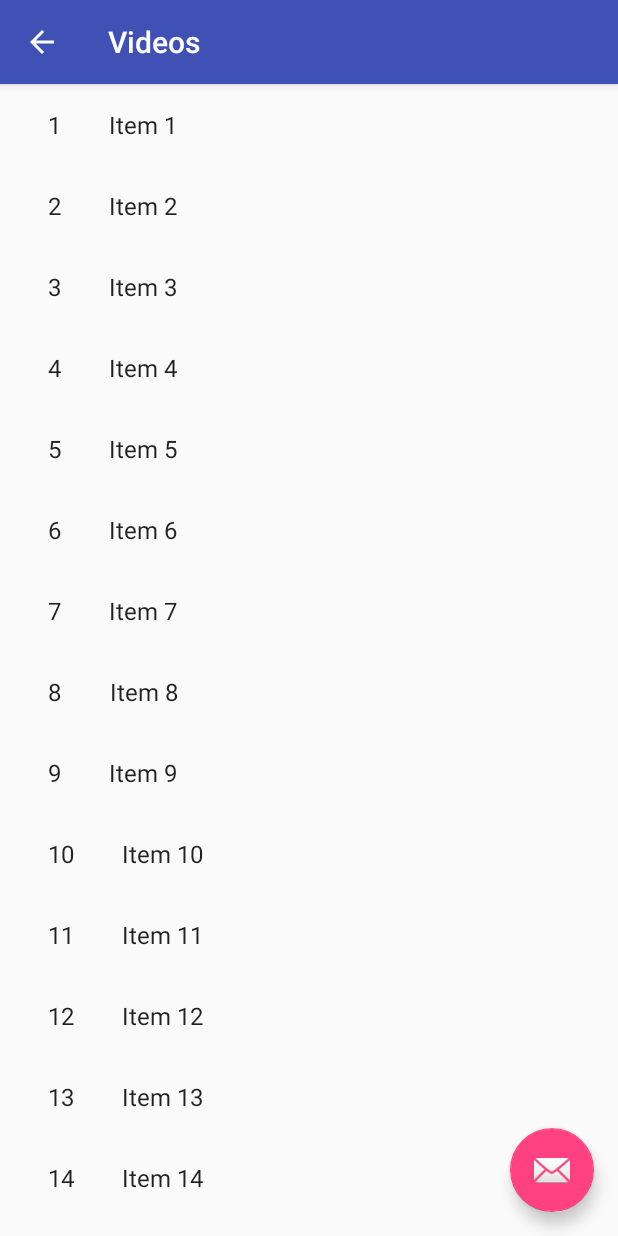
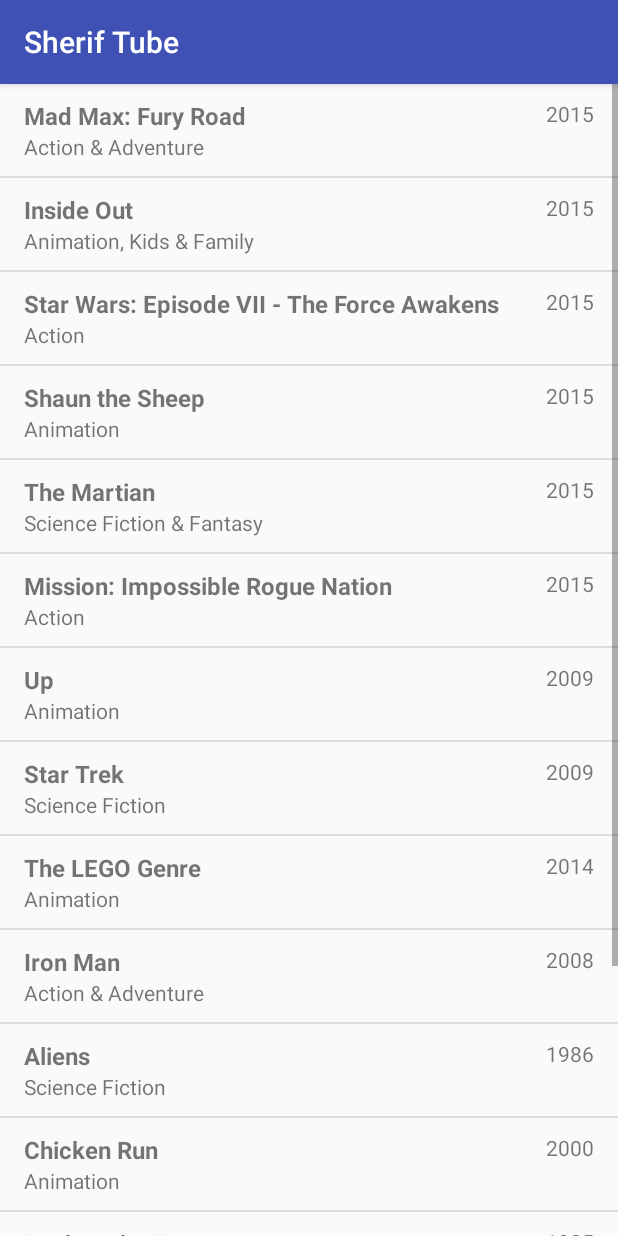
Before and after one commit to ElioTohm/vod_android_client, an Android app: the MainActivity screen opened directly, with no data from a screen before it, after a tap on an icon or button, on a phone screen of 412 x 824 dp. Run offline under Robolectric (Android 15) with nearby library versions, the phone set to English and light mode, and no system bars.

Commit message:
started with GenreActivity

```diff
--- a/app/src/main/AndroidManifest.xml
+++ b/app/src/main/AndroidManifest.xml
@@ -78,6 +78,7 @@
                 android:name="android.support.PARENT_ACTIVITY"
                 android:value="xms.com.vodmobile.MainActivity" />
         </activity>
+
         <!--
  ATTENTION: This was auto-generated to add Google Play services to your project for
      App Indexing.  See https://g.co/AppIndexing/AndroidStudio for more information.
@@ -88,7 +89,8 @@
 
         <activity android:name=".Series.SeriesActivity" />
         <activity android:name=".Series.EpisodesActivity" />
-        <activity android:name=".Series.SeasonsActivity"></activity>
+        <activity android:name=".Series.SeasonsActivity" />
+        <activity android:name=".GenreActivity"></activity>
     </application>
 
 </manifest>
--- /dev/null
+++ b/app/src/main/java/xms/com/vodmobile/Adapters/GenresAdapter.java
@@ -0,0 +1,58 @@
+package xms.com.vodmobile.Adapters;
+
+import android.support.v7.widget.RecyclerView;
+import android.view.LayoutInflater;
+import android.view.View;
+import android.view.ViewGroup;
+import android.widget.TextView;
+
+import java.util.List;
+
+import xms.com.vodmobile.R;
+import xms.com.vodmobile.objects.Genre;
+
+/**
+ * Created by Elio on 1/27/2017.
+ */
+
+public class GenresAdapter extends RecyclerView.Adapter<GenresAdapter.MyViewHolder> {
+
+    private List<Genre> genresList;
+
+    public class MyViewHolder extends RecyclerView.ViewHolder {
+        public TextView title, year, genre;
+
+        public MyViewHolder(View view) {
+            super(view);
+            title = (TextView) view.findViewById(R.id.title);
+            genre = (TextView) view.findViewById(R.id.genre);
+            year = (TextView) view.findViewById(R.id.year);
+        }
+    }
+
+
+    public GenresAdapter(List<Genre> genresList) {
+        this.genresList = genresList;
+    }
+
+    @Override
+    public MyViewHolder onCreateViewHolder(ViewGroup parent, int viewType) {
+        View itemView = LayoutInflater.from(parent.getContext())
+                .inflate(R.layout.genre_list_row, parent, false);
+
+        return new MyViewHolder(itemView);
+    }
+
+    @Override
+    public void onBindViewHolder(MyViewHolder holder, int position) {
+        Genre genre = genresList.get(position);
+        holder.title.setText(genre.getTitle());
+        holder.genre.setText(genre.getGenre());
+        holder.year.setText(genre.getYear());
+    }
+
+    @Override
+    public int getItemCount() {
+        return genresList.size();
+    }
+}
--- /dev/null
+++ b/app/src/main/java/xms/com/vodmobile/DividerItemDecoration.java
@@ -0,0 +1,92 @@
+package xms.com.vodmobile;
+
+import android.content.Context;
+import android.content.res.TypedArray;
+import android.graphics.Canvas;
+import android.graphics.Rect;
+import android.graphics.drawable.Drawable;
+import android.support.v7.widget.LinearLayoutManager;
+import android.support.v7.widget.RecyclerView;
+import android.view.View;
+
+/**
+ * Created by Elio on 1/27/2017.
+ */
+public class DividerItemDecoration extends RecyclerView.ItemDecoration {
+
+    private static final int[] ATTRS = new int[]{
+            android.R.attr.listDivider
+    };
+
+    public static final int HORIZONTAL_LIST = LinearLayoutManager.HORIZONTAL;
+
+    public static final int VERTICAL_LIST = LinearLayoutManager.VERTICAL;
+
+    private Drawable mDivider;
+
+    private int mOrientation;
+
+    public DividerItemDecoration(Context context, int orientation) {
+        final TypedArray a = context.obtainStyledAttributes(ATTRS);
+        mDivider = a.getDrawable(0);
+        a.recycle();
+        setOrientation(orientation);
+    }
+
+    public void setOrientation(int orientation) {
+        if (orientation != HORIZONTAL_LIST && orientation != VERTICAL_LIST) {
+            throw new IllegalArgumentException("invalid orientation");
+        }
+        mOrientation = orientation;
+    }
+
+    @Override
+    public void onDrawOver(Canvas c, RecyclerView parent, RecyclerView.State state) {
+        if (mOrientation == VERTICAL_LIST) {
+            drawVertical(c, parent);
+        } else {
+            drawHorizontal(c, parent);
+        }
+    }
+
+    public void drawVertical(Canvas c, RecyclerView parent) {
+        final int left = parent.getPaddingLeft();
+        final int right = parent.getWidth() - parent.getPaddingRight();
+
+        final int childCount = parent.getChildCount();
+        for (int i = 0; i < childCount; i++) {
+            final View child = parent.getChildAt(i);
+            final RecyclerView.LayoutParams params = (RecyclerView.LayoutParams) child
+                    .getLayoutParams();
+            final int top = child.getBottom() + params.bottomMargin;
+            final int bottom = top + mDivider.getIntrinsicHeight();
+            mDivider.setBounds(left, top, right, bottom);
+            mDivider.draw(c);
+        }
+    }
+
+    public void drawHorizontal(Canvas c, RecyclerView parent) {
+        final int top = parent.getPaddingTop();
+        final int bottom = parent.getHeight() - parent.getPaddingBottom();
+
+        final int childCount = parent.getChildCount();
+        for (int i = 0; i < childCount; i++) {
+            final View child = parent.getChildAt(i);
+            final RecyclerView.LayoutParams params = (RecyclerView.LayoutParams) child
+                    .getLayoutParams();
+            final int left = child.getRight() + params.rightMargin;
+            final int right = left + mDivider.getIntrinsicHeight();
+            mDivider.setBounds(left, top, right, bottom);
+            mDivider.draw(c);
+        }
+    }
+
+    @Override
+    public void getItemOffsets(Rect outRect, View view, RecyclerView parent, RecyclerView.State state) {
+        if (mOrientation == VERTICAL_LIST) {
+            outRect.set(0, 0, 0, mDivider.getIntrinsicHeight());
+        } else {
+            outRect.set(0, 0, mDivider.getIntrinsicWidth(), 0);
+        }
+    }
+}
--- /dev/null
+++ b/app/src/main/java/xms/com/vodmobile/GenreActivity.java
@@ -0,0 +1,107 @@
+package xms.com.vodmobile;
+
+import android.os.Bundle;
+import android.support.v7.app.AppCompatActivity;
+import android.support.v7.widget.DefaultItemAnimator;
+import android.support.v7.widget.LinearLayoutManager;
+import android.support.v7.widget.RecyclerView;
+import android.view.View;
+import android.widget.Toast;
+
+import java.util.ArrayList;
+import java.util.List;
+
+import xms.com.vodmobile.Adapters.GenresAdapter;
+import xms.com.vodmobile.objects.Genre;
+
+public class GenreActivity extends AppCompatActivity {
+    private List<Genre> genreList = new ArrayList<>();
+    private RecyclerView recyclerView;
+    private GenresAdapter mAdapter;
+    @Override
+    protected void onCreate(Bundle savedInstanceState) {
+        super.onCreate(savedInstanceState);
+        setContentView(R.layout.activity_genre);
+
+//        Toolbar toolbar = (Toolbar) findViewById(R.id.toolbar);
+//        setSupportActionBar(toolbar);
+
+        recyclerView = (RecyclerView) findViewById(R.id.recycler_view);
+
+        mAdapter = new GenresAdapter(genreList);
+        RecyclerView.LayoutManager mLayoutManager = new LinearLayoutManager(getApplicationContext());
+        recyclerView.setLayoutManager(mLayoutManager);
+        recyclerView.setItemAnimator(new DefaultItemAnimator());
+
+        recyclerView.addItemDecoration(new DividerItemDecoration(this, LinearLayoutManager.VERTICAL));
+
+        recyclerView.setAdapter(mAdapter);
+
+        prepareGenreData();
+
+        recyclerView.addOnItemTouchListener(new RecyclerTouchListener(getApplicationContext(), recyclerView, new RecyclerTouchListener.ClickListener() {
+            @Override
+            public void onClick(View view, int position) {
+                Genre movie = genreList.get(position);
+                Toast.makeText(getApplicationContext(), movie.getTitle() + " is selected!", Toast.LENGTH_SHORT).show();
+            }
+
+            @Override
+            public void onLongClick(View view, int position) {
+
+            }
+        }));
+    }
+
+    private void prepareGenreData() {
+        Genre genre = new Genre("Mad Max: Fury Road", "Action & Adventure", "2015");
+        genreList.add(genre);
+
+        genre = new Genre("Inside Out", "Animation, Kids & Family", "2015");
+        genreList.add(genre);
+
+        genre = new Genre("Star Wars: Episode VII - The Force Awakens", "Action", "2015");
+        genreList.add(genre);
+
+        genre = new Genre("Shaun the Sheep", "Animation", "2015");
+        genreList.add(genre);
+
+        genre = new Genre("The Martian", "Science Fiction & Fantasy", "2015");
+        genreList.add(genre);
+
+        genre = new Genre("Mission: Impossible Rogue Nation", "Action", "2015");
+        genreList.add(genre);
+
+        genre = new Genre("Up", "Animation", "2009");
+        genreList.add(genre);
+
+        genre = new Genre("Star Trek", "Science Fiction", "2009");
+        genreList.add(genre);
+
+        genre = new Genre("The LEGO Genre", "Animation", "2014");
+        genreList.add(genre);
+
+        genre = new Genre("Iron Man", "Action & Adventure", "2008");
+        genreList.add(genre);
+
+        genre = new Genre("Aliens", "Science Fiction", "1986");
+        genreList.add(genre);
+
+        genre = new Genre("Chicken Run", "Animation", "2000");
+        genreList.add(genre);
+
+        genre = new Genre("Back to the Future", "Science Fiction", "1985");
+        genreList.add(genre);
+
+        genre = new Genre("Raiders of the Lost Ark", "Action & Adventure", "1981");
+        genreList.add(genre);
+
+        genre = new Genre("Goldfinger", "Action & Adventure", "1965");
+        genreList.add(genre);
+
+        genre = new Genre("Guardians of the Galaxy", "Science Fiction & Fantasy", "2014");
+        genreList.add(genre);
+
+        mAdapter.notifyDataSetChanged();
+    }
+}
--- a/app/src/main/java/xms/com/vodmobile/LoginActivity.java
+++ b/app/src/main/java/xms/com/vodmobile/LoginActivity.java
@@ -54,7 +54,7 @@ import static android.Manifest.permission.READ_CONTACTS;
  * A login screen that offers login via email/password.
  */
 public class LoginActivity extends AppCompatActivity implements LoaderCallbacks<Cursor> {
-    private static String url = "http://192.168.33.236/clientregister";
+    private static String url = "http://192.168.88.237/clientregister";
     private static String tag_json_obj = "authentication_request_register";
     /**
      * Id to identity READ_CONTACTS permission request.
--- a/app/src/main/java/xms/com/vodmobile/MainActivity.java
+++ b/app/src/main/java/xms/com/vodmobile/MainActivity.java
@@ -10,8 +10,6 @@ import android.support.v7.app.AppCompatActivity;
 import android.support.v7.widget.Toolbar;
 import android.view.MenuItem;
 import android.view.View;
-
-import xms.com.vodmobile.VideoListAndDetails.VideoListActivity;
 
 public class MainActivity extends AppCompatActivity
         implements NavigationView.OnNavigationItemSelectedListener {
@@ -61,8 +59,8 @@ public class MainActivity extends AppCompatActivity
         drawer.closeDrawer(GravityCompat.START);
         return true;
     }
-    public void StartVideoListActivity(View view) {
-        Intent intent =  new Intent(this, VideoListActivity.class);
+    public void StartGenreActivity(View view) {
+        Intent intent =  new Intent(this, GenreActivity.class);
         startActivity(intent);
     }
 }
--- /dev/null
+++ b/app/src/main/java/xms/com/vodmobile/RecyclerTouchListener.java
@@ -0,0 +1,60 @@
+package xms.com.vodmobile;
+
+import android.content.Context;
+import android.support.v7.widget.RecyclerView;
+import android.view.GestureDetector;
+import android.view.MotionEvent;
+import android.view.View;
+
+/**
+ * Created by Elio on 1/27/2017.
+ */
+
+public class RecyclerTouchListener implements RecyclerView.OnItemTouchListener {
+
+    private GestureDetector gestureDetector;
+    private ClickListener clickListener;
+
+    public RecyclerTouchListener(Context context, final RecyclerView recyclerView, final ClickListener clickListener) {
+        this.clickListener = clickListener;
+        gestureDetector = new GestureDetector(context, new GestureDetector.SimpleOnGestureListener() {
+            @Override
+            public boolean onSingleTapUp(MotionEvent e) {
+                return true;
+            }
+
+            @Override
+            public void onLongPress(MotionEvent e) {
+                View child = recyclerView.findChildViewUnder(e.getX(), e.getY());
+                if (child != null && clickListener != null) {
+                    clickListener.onLongClick(child, recyclerView.getChildPosition(child));
+                }
+            }
+        });
+    }
+
+    @Override
+    public boolean onInterceptTouchEvent(RecyclerView rv, MotionEvent e) {
+
+        View child = rv.findChildViewUnder(e.getX(), e.getY());
+        if (child != null && clickListener != null && gestureDetector.onTouchEvent(e)) {
+            clickListener.onClick(child, rv.getChildPosition(child));
+        }
+        return false;
+    }
+
+    @Override
+    public void onTouchEvent(RecyclerView rv, MotionEvent e) {
+    }
+
+    @Override
+    public void onRequestDisallowInterceptTouchEvent(boolean disallowIntercept) {
+
+    }
+
+    public interface ClickListener {
+        void onClick(View view, int position);
+
+        void onLongClick(View view, int position);
+    }
+}
--- /dev/null
+++ b/app/src/main/java/xms/com/vodmobile/objects/Genre.java
@@ -0,0 +1,42 @@
+package xms.com.vodmobile.objects;
+
+/**
+ * Created by Elio on 1/27/2017.
+ */
+
+public class Genre {
+    private String title, genre, year;
+
+    public Genre() {
+    }
+
+    public Genre(String title, String genre, String year) {
+        this.title = title;
+        this.genre = genre;
+        this.year = year;
+    }
+
+    public String getTitle() {
+        return title;
+    }
+
+    public void setTitle(String name) {
+        this.title = name;
+    }
+
+    public String getYear() {
+        return year;
+    }
+
+    public void setYear(String year) {
+        this.year = year;
+    }
+
+    public String getGenre() {
+        return genre;
+    }
+
+    public void setGenre(String genre) {
+        this.genre = genre;
+    }
+}
--- /dev/null
+++ b/app/src/main/java/xms/com/vodmobile/objects/Season.java
@@ -0,0 +1,8 @@
+package xms.com.vodmobile.objects;
+
+/**
+ * Created by Elio on 1/27/2017.
+ */
+
+public class Season {
+}
--- /dev/null
+++ b/app/src/main/java/xms/com/vodmobile/objects/Serie.java
@@ -0,0 +1,8 @@
+package xms.com.vodmobile.objects;
+
+/**
+ * Created by Elio on 1/27/2017.
+ */
+
+public class Serie {
+}
--- /dev/null
+++ b/app/src/main/res/layout/activity_genre.xml
@@ -0,0 +1,18 @@
+<?xml version="1.0" encoding="utf-8"?>
+<RelativeLayout
+    xmlns:android="http://schemas.android.com/apk/res/android"
+    xmlns:tools="http://schemas.android.com/tools"
+    xmlns:app="http://schemas.android.com/apk/res-auto"
+    android:layout_width="match_parent"
+    android:layout_height="match_parent"
+    app:layout_behavior="@string/appbar_scrolling_view_behavior"
+    tools:showIn="@layout/activity_main"
+    tools:context=".MainActivity">
+
+    <android.support.v7.widget.RecyclerView
+        android:id="@+id/recycler_view"
+        android:layout_width="match_parent"
+        android:layout_height="wrap_content"
+        android:scrollbars="vertical" />
+
+</RelativeLayout>
--- a/app/src/main/res/layout/app_bar_main.xml
+++ b/app/src/main/res/layout/app_bar_main.xml
@@ -30,7 +30,7 @@
         android:layout_gravity="bottom|end"
         android:layout_margin="@dimen/fab_margin"
         app:srcCompat="@android:drawable/ic_input_add"
-        android:onClick="StartVideoListActivity"
+        android:onClick="StartGenreActivity"
         app:backgroundTint="?attr/actionModeSplitBackground" />
 
 </android.support.design.widget.CoordinatorLayout>
--- /dev/null
+++ b/app/src/main/res/layout/genre_list_row.xml
@@ -0,0 +1,34 @@
+<?xml version="1.0" encoding="utf-8"?>
+<RelativeLayout xmlns:android="http://schemas.android.com/apk/res/android"
+    android:layout_width="match_parent"
+    android:layout_height="wrap_content"
+    android:focusable="true"
+    android:paddingLeft="16dp"
+    android:paddingRight="16dp"
+    android:paddingTop="10dp"
+    android:paddingBottom="10dp"
+    android:clickable="true"
+    android:background="?android:attr/selectableItemBackground"
+    android:orientation="vertical">
+
+    <TextView
+        android:id="@+id/title"
+        android:textSize="16dp"
+        android:textStyle="bold"
+        android:layout_alignParentTop="true"
+        android:layout_width="match_parent"
+        android:layout_height="wrap_content" />
+
+    <TextView
+        android:id="@+id/genre"
+        android:layout_below="@id/title"
+        android:layout_width="match_parent"
+        android:layout_height="wrap_content" />
+
+    <TextView
+        android:id="@+id/year"
+        android:layout_width="wrap_content"
+        android:layout_alignParentRight="true"
+        android:layout_height="wrap_content" />
+
+</RelativeLayout>
```
